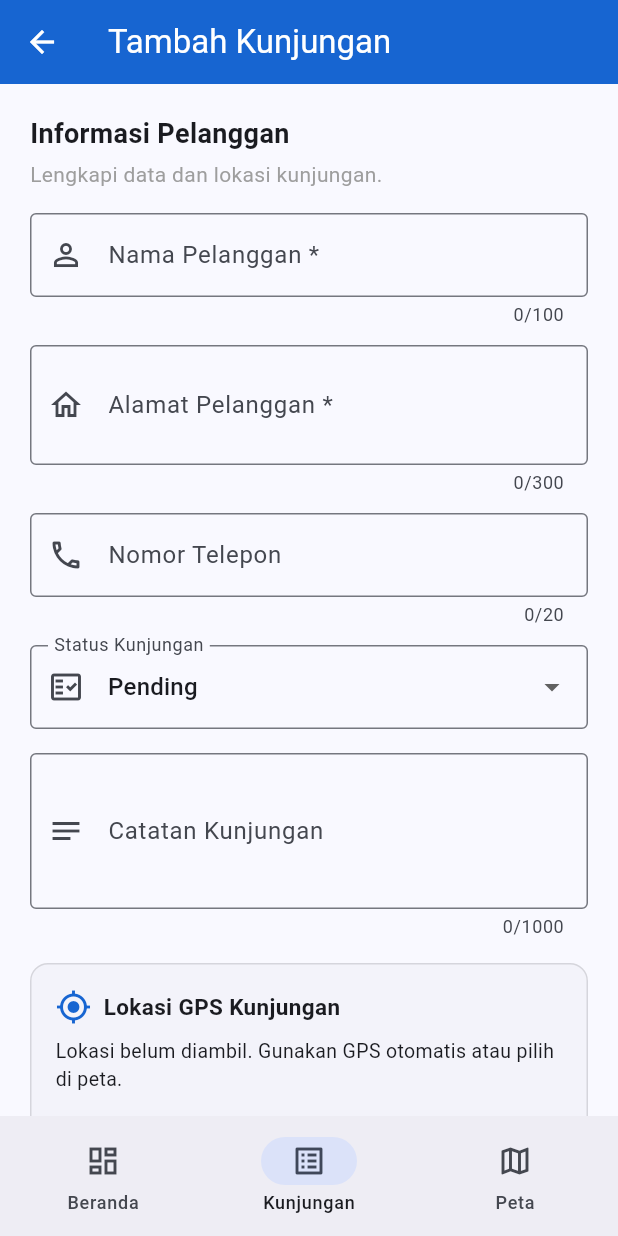
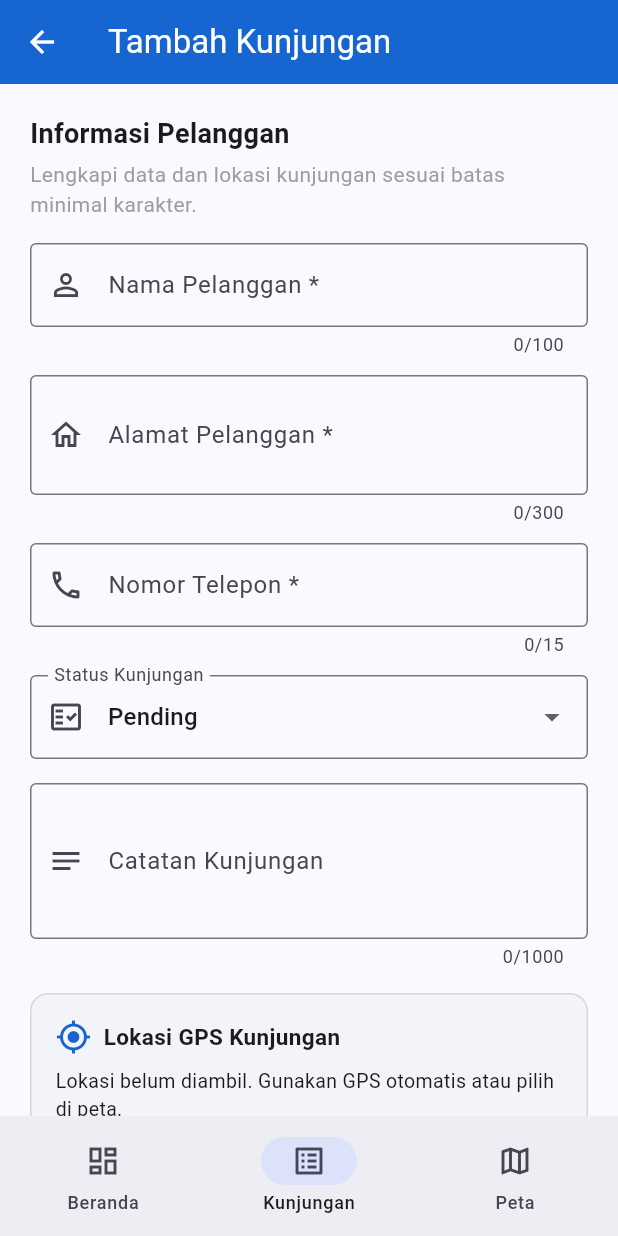
Before and after one commit to brieladitya/sikunjung, a Flutter app: the KunjunganFormPage screen opened directly, on a phone screen of 412 x 824 dp. Run offline on Flutter 3.47's test engine with Material 3 defaults, Android fonts, the phone set to English and light mode, and no system bars; our stand-ins replace connectivity_plus, device_info_plus, flutter_map, flutter_secure_storage, geolocator, latlong2 and 4 more; accounts and stored records are empty.

Commit message:
final app

```diff
--- a/lib/screens/kunjungan_form_page.dart
+++ b/lib/screens/kunjungan_form_page.dart
@@ -102,7 +102,14 @@ class _KunjunganFormPageState extends State<KunjunganFormPage> {
   }
 
   Future<void> _simpan() async {
-    if (!_formKey.currentState!.validate()) return;
+    if (!_formKey.currentState!.validate()) {
+      ScaffoldMessenger.of(context).showSnackBar(
+        const SnackBar(
+          content: Text('Periksa kembali input form yang belum memenuhi syarat.'),
+        ),
+      );
+      return;
+    }
 
     setState(() => _loading = true);
     try {
@@ -163,6 +170,7 @@ class _KunjunganFormPageState extends State<KunjunganFormPage> {
       bottomNavigationBar: const AppNavbar(currentIndex: 1),
       body: Form(
         key: _formKey,
+        autovalidateMode: AutovalidateMode.onUserInteraction,
         child: ListView(
           padding: const EdgeInsets.all(20),
           children: [
@@ -172,7 +180,7 @@ class _KunjunganFormPageState extends State<KunjunganFormPage> {
             ),
             const SizedBox(height: 4),
             const Text(
-              'Lengkapi data dan lokasi kunjungan.',
+              'Lengkapi data dan lokasi kunjungan sesuai batas minimal karakter.',
               style: TextStyle(color: Colors.grey),
             ),
             const SizedBox(height: 16),
@@ -181,11 +189,16 @@ class _KunjunganFormPageState extends State<KunjunganFormPage> {
               maxLength: 100,
               decoration: const InputDecoration(
                 labelText: 'Nama Pelanggan *',
+                hintText: 'Minimal 3 karakter',
                 prefixIcon: Icon(Icons.person_outline),
                 border: OutlineInputBorder(),
               ),
-              validator: (v) =>
-              v == null || v.trim().isEmpty ? 'Nama wajib diisi' : null,
+              validator: (v) {
+                final teks = v?.trim() ?? '';
+                if (teks.isEmpty) return 'Nama pelanggan wajib diisi';
+                if (teks.length < 3) return 'Nama pelanggan minimal 3 karakter';
+                return null;
+              },
             ),
             const SizedBox(height: 12),
             TextFormField(
@@ -194,23 +207,37 @@ class _KunjunganFormPageState extends State<KunjunganFormPage> {
               maxLines: 2,
               decoration: const InputDecoration(
                 labelText: 'Alamat Pelanggan *',
+                hintText: 'Minimal 10 karakter',
                 prefixIcon: Icon(Icons.home_outlined),
                 border: OutlineInputBorder(),
               ),
-              validator: (v) =>
-              v == null || v.trim().isEmpty ? 'Alamat wajib diisi' : null,
+              validator: (v) {
+                final teks = v?.trim() ?? '';
+                if (teks.isEmpty) return 'Alamat pelanggan wajib diisi';
+                if (teks.length < 10) {
+                  return 'Alamat pelanggan minimal 10 karakter';
+                }
+                return null;
+              },
             ),
             const SizedBox(height: 12),
             TextFormField(
               controller: _telepon,
-              maxLength: 20,
+              maxLength: 15,
               keyboardType: TextInputType.number,
               inputFormatters: [FilteringTextInputFormatter.digitsOnly],
               decoration: const InputDecoration(
-                labelText: 'Nomor Telepon',
+                labelText: 'Nomor Telepon *',
+                hintText: 'Contoh: 081234567890 (minimal 10 digit)',
                 prefixIcon: Icon(Icons.phone_outlined),
                 border: OutlineInputBorder(),
               ),
+              validator: (v) {
+                final teks = v?.trim() ?? '';
+                if (teks.isEmpty) return 'Nomor telepon wajib diisi';
+                if (teks.length < 10) return 'Nomor telepon minimal 10 digit';
+                return null;
+              },
             ),
             const SizedBox(height: 12),
             DropdownButtonFormField<String>(
@@ -236,9 +263,17 @@ class _KunjunganFormPageState extends State<KunjunganFormPage> {
               maxLines: 3,
               decoration: const InputDecoration(
                 labelText: 'Catatan Kunjungan',
+                hintText: 'Opsional (minimal 5 karakter jika diisi)',
                 prefixIcon: Icon(Icons.notes),
                 border: OutlineInputBorder(),
               ),
+              validator: (v) {
+                final teks = v?.trim() ?? '';
+                if (teks.isNotEmpty && teks.length < 5) {
+                  return 'Catatan kunjungan minimal 5 karakter';
+                }
+                return null;
+              },
             ),
             const SizedBox(height: 16),
             Container(
--- a/lib/services/auth_service.dart
+++ b/lib/services/auth_service.dart
@@ -2,7 +2,6 @@ import 'dart:convert';
 import 'dart:math';
 
 import 'package:crypto/crypto.dart';
-import 'package:flutter/foundation.dart';
 import 'package:flutter_secure_storage/flutter_secure_storage.dart';
 
 import '../core/database/database_helper.dart';
@@ -21,7 +20,6 @@ class AuthService {
   }
 
   Future<void> createDemoAccount() async {
-    if (!kDebugMode) return;
     final db = await DatabaseHelper.instance.database;
     final found = await db.query(
       'users',
@@ -43,7 +41,6 @@ class AuthService {
     });
   }
 
-  // Menggunakan Future<dynamic> agar aman dari parser markdown
   Future<dynamic> login(String username, String password) async {
     final db = await DatabaseHelper.instance.database;
     final rows = await db.query(
```
Also changed, not shown: 1 other file.
